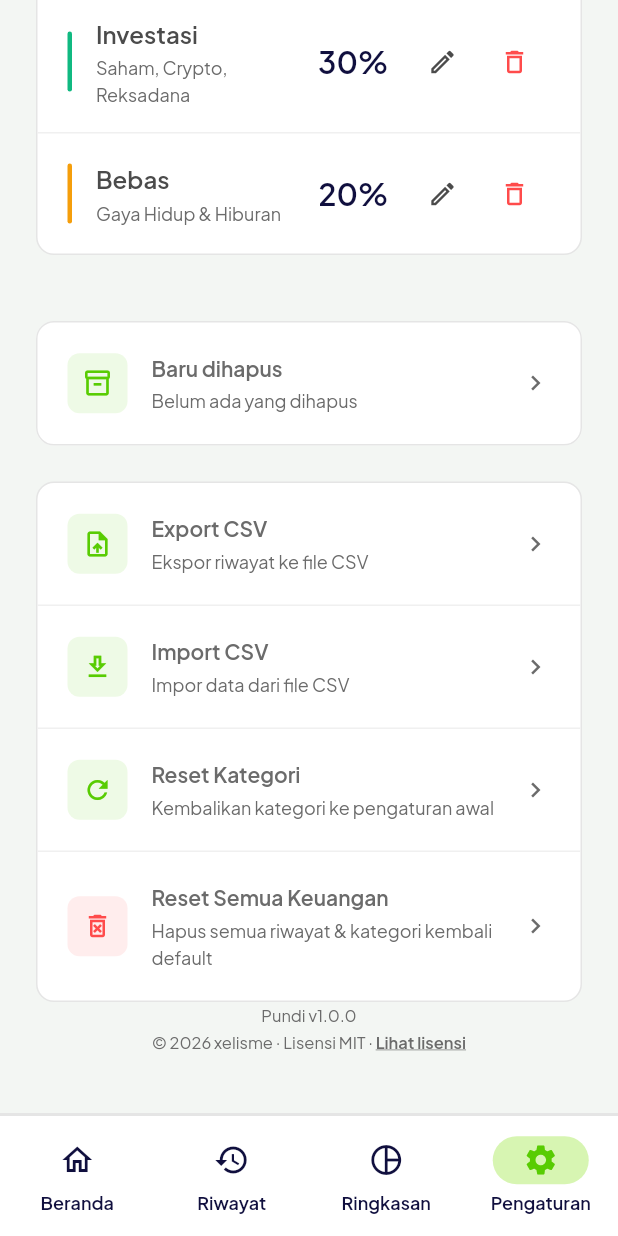
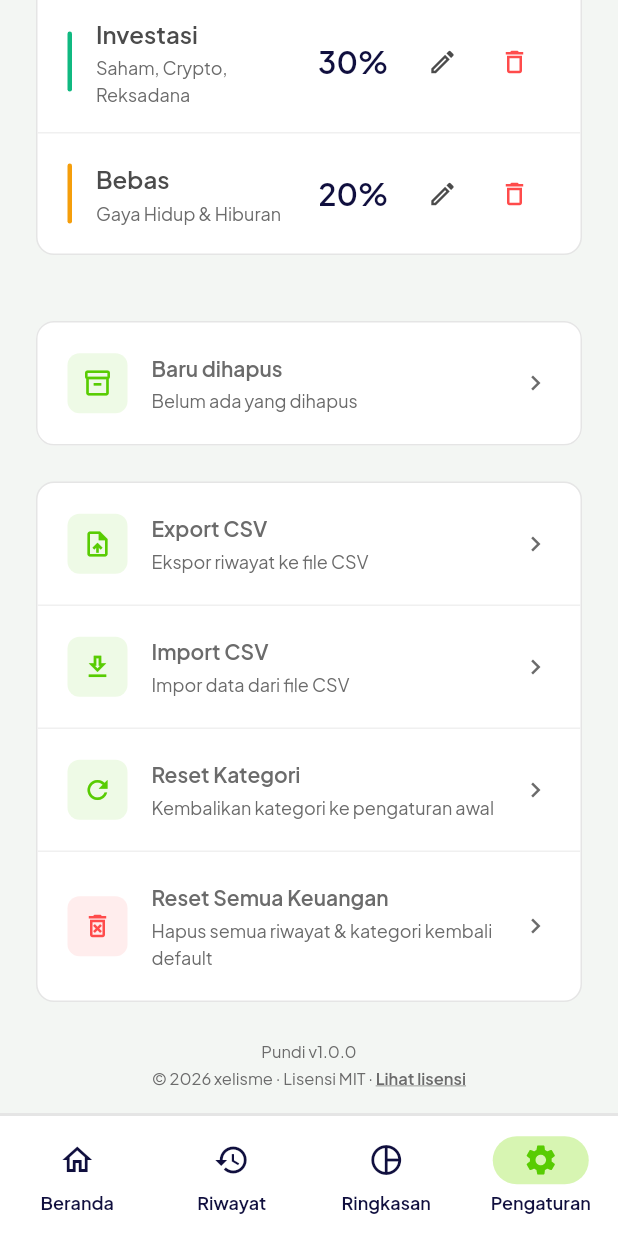
Before and after one commit to xelisme/Pundi, a Flutter app: the screen it shows after launch, item 4 of the bottom bar chosen, scrolled down 292 dp, on a phone screen of 412 x 824 dp. Run offline on Flutter 3.47's test engine with Material 3 defaults, Android fonts, the phone set to English and light mode, and no system bars; our stand-ins replace csv, file_picker, google_fonts, share_plus, shared_preferences.

Commit message:
Give the Pengaturan footer room from the danger zone
The copyright block sat at zero top padding under Reset Semua
Keuangan. It now clears it by 24.

verify: analyze clean.

```diff
--- a/lib/screens/settings_screen.dart
+++ b/lib/screens/settings_screen.dart
@@ -328,7 +328,7 @@ class SettingsScreen extends StatelessWidget {
             // rather than just asserting that one exists.
             SliverToBoxAdapter(
               child: Padding(
-                padding: const EdgeInsets.fromLTRB(24, 0, 24, 8),
+                padding: const EdgeInsets.fromLTRB(24, 24, 24, 8),
                 child: _AboutFooter(
                   notice: appCopyrightNotice,
                   version: appVersion,
```
